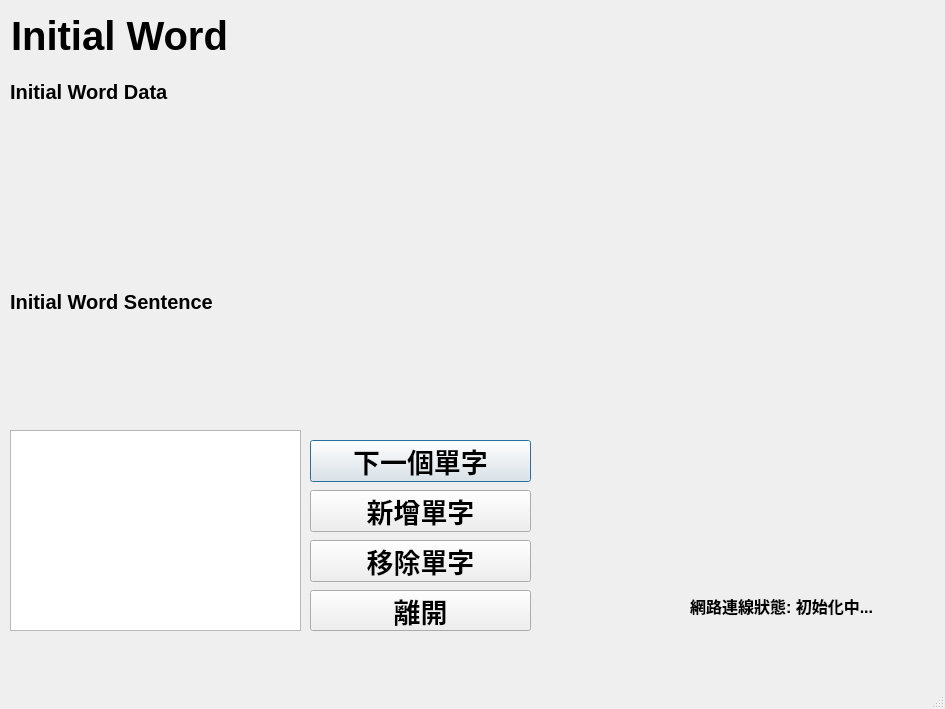
Qt form UI/init.ui (AhJayzZ/VocabularyTrainer) before a commit.
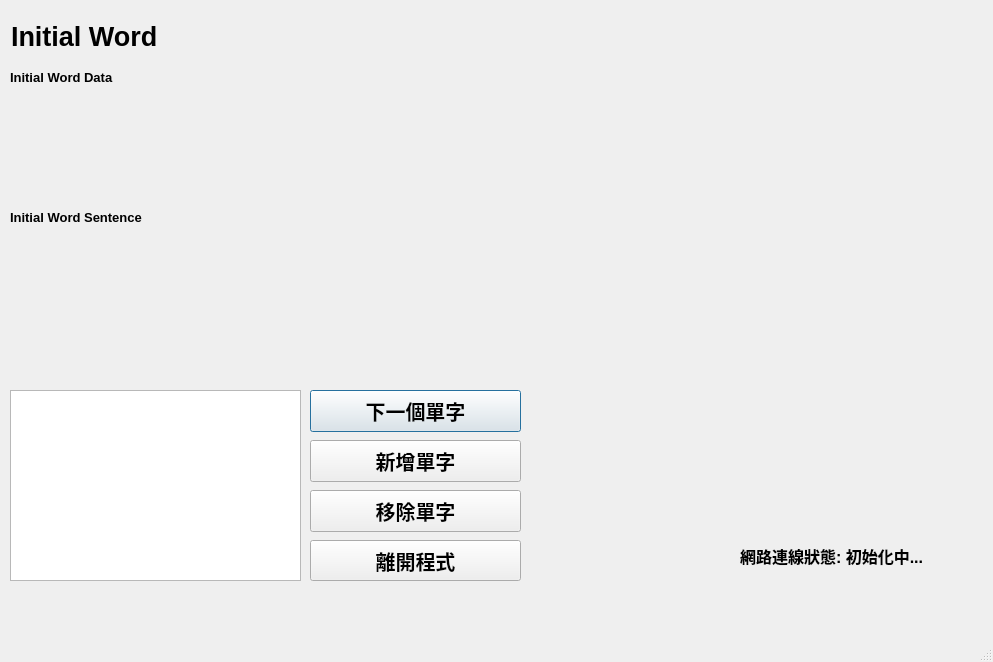
The same form after that commit.

```diff
--- a/UI/init.ui
+++ b/UI/init.ui
@@ -6,8 +6,8 @@
    <rect>
     <x>0</x>
     <y>0</y>
-    <width>945</width>
-    <height>709</height>
+    <width>993</width>
+    <height>662</height>
    </rect>
   </property>
   <property name="font">
@@ -26,14 +26,14 @@
     <property name="geometry">
      <rect>
       <x>310</x>
-      <y>540</y>
-      <width>221</width>
+      <y>490</y>
+      <width>211</width>
       <height>42</height>
      </rect>
     </property>
     <property name="font">
      <font>
-      <pointsize>20</pointsize>
+      <pointsize>15</pointsize>
       <weight>75</weight>
       <bold>true</bold>
      </font>
@@ -46,14 +46,14 @@
     <property name="geometry">
      <rect>
       <x>10</x>
-      <y>80</y>
-      <width>921</width>
-      <height>211</height>
+      <y>70</y>
+      <width>971</width>
+      <height>131</height>
      </rect>
     </property>
     <property name="font">
      <font>
-      <pointsize>15</pointsize>
+      <pointsize>10</pointsize>
       <weight>75</weight>
       <bold>true</bold>
      </font>
@@ -69,14 +69,14 @@
     <property name="geometry">
      <rect>
       <x>10</x>
-      <y>290</y>
-      <width>921</width>
-      <height>101</height>
+      <y>210</y>
+      <width>961</width>
+      <height>171</height>
      </rect>
     </property>
     <property name="font">
      <font>
-      <pointsize>15</pointsize>
+      <pointsize>10</pointsize>
       <weight>75</weight>
       <bold>true</bold>
      </font>
@@ -99,7 +99,7 @@
     </property>
     <property name="font">
      <font>
-      <pointsize>30</pointsize>
+      <pointsize>20</pointsize>
       <weight>75</weight>
       <bold>true</bold>
      </font>
@@ -112,9 +112,9 @@
     <property name="geometry">
      <rect>
       <x>10</x>
-      <y>430</y>
+      <y>390</y>
       <width>291</width>
-      <height>201</height>
+      <height>191</height>
      </rect>
     </property>
     <property name="font">
@@ -128,8 +128,8 @@
    <widget class="QLabel" name="connectionLabel">
     <property name="geometry">
      <rect>
-      <x>690</x>
-      <y>580</y>
+      <x>740</x>
+      <y>530</y>
       <width>241</width>
       <height>51</height>
      </rect>
@@ -149,14 +149,14 @@
     <property name="geometry">
      <rect>
       <x>310</x>
-      <y>490</y>
-      <width>221</width>
+      <y>440</y>
+      <width>211</width>
       <height>42</height>
      </rect>
     </property>
     <property name="font">
      <font>
-      <pointsize>20</pointsize>
+      <pointsize>15</pointsize>
       <weight>75</weight>
       <bold>true</bold>
      </font>
@@ -169,14 +169,14 @@
     <property name="geometry">
      <rect>
       <x>310</x>
-      <y>440</y>
-      <width>221</width>
+      <y>390</y>
+      <width>211</width>
       <height>42</height>
      </rect>
     </property>
     <property name="font">
      <font>
-      <pointsize>20</pointsize>
+      <pointsize>15</pointsize>
       <weight>75</weight>
       <bold>true</bold>
      </font>
@@ -195,20 +195,20 @@
     <property name="geometry">
      <rect>
       <x>310</x>
-      <y>590</y>
-      <width>221</width>
+      <y>540</y>
+      <width>211</width>
       <height>41</height>
      </rect>
     </property>
     <property name="font">
      <font>
-      <pointsize>20</pointsize>
+      <pointsize>15</pointsize>
       <weight>75</weight>
       <bold>true</bold>
      </font>
     </property>
     <property name="text">
-     <string>離開</string>
+     <string>離開程式</string>
     </property>
    </widget>
   </widget>
```
Left out of the diff: 2 changed lines with no effect on the pictures.
